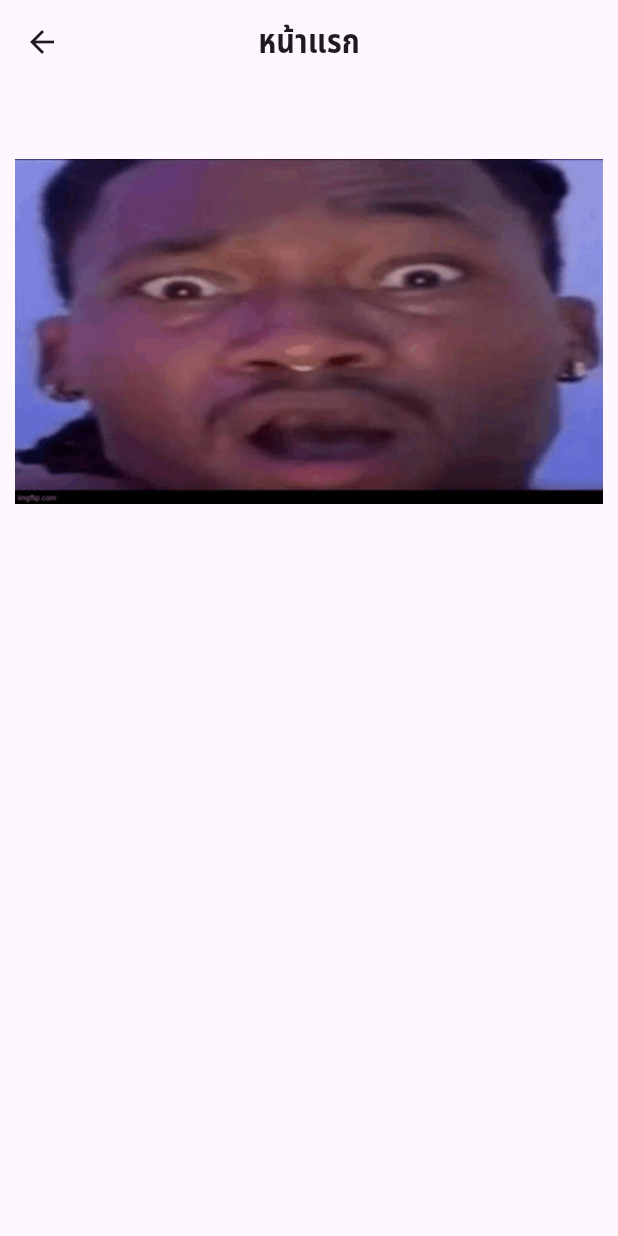
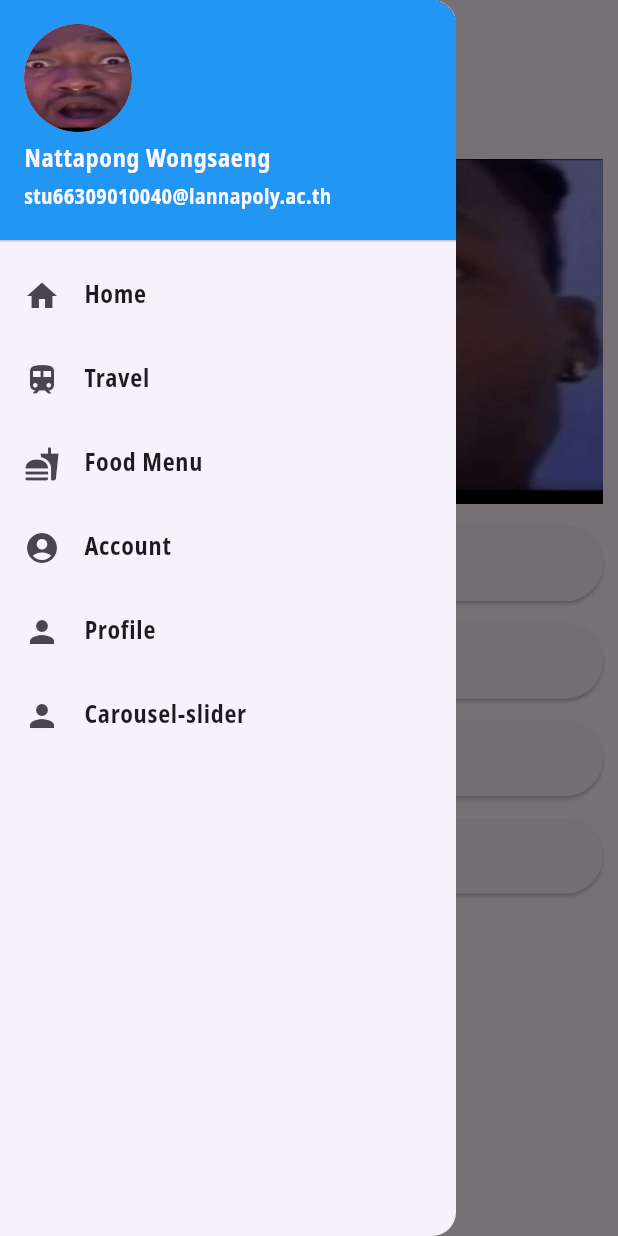
Before and after one commit to MickeyNice325/Foolwork30901-2109, a Flutter app: the HomeScreen screen opened directly, with the side drawer open (before the commit the screen has no drawer), on a phone screen of 412 x 824 dp. Run offline on Flutter 3.47's test engine with Material 3 defaults, Android fonts, the phone set to English and light mode, and no system bars; our stand-ins replace carousel_slider, google_nav_bar.

Commit message:
06/01/2568

```diff
--- /dev/null
+++ b/lib/Drawer.dart
@@ -0,0 +1,155 @@
+import 'package:flutter/material.dart';
+import 'package:flutter_application_1/screen/accountpage.dart';
+// import 'package:flutter_application_1/main.dart';
+import 'package:flutter_application_1/screen/foodmenupage.dart';
+import 'package:flutter_application_1/screen/home.dart';
+import 'package:flutter_application_1/screen/profile.dart';
+import 'package:flutter_application_1/screen/travel.dart';
+import 'package:flutter_application_1/screen/carousel-slider.dart';
+class CustomDrawer extends StatefulWidget {
+  const CustomDrawer({super.key});
+
+  @override
+  State<CustomDrawer> createState() => _CustomDrawerState();
+}
+
+class _CustomDrawerState extends State<CustomDrawer> {
+  @override
+  Widget build(BuildContext context) {
+    return Drawer(
+      child: ListView(
+        padding: EdgeInsets.zero,
+        children: [
+          const UserAccountsDrawerHeader(
+            decoration: BoxDecoration(color: Colors.blue),
+            accountName: Text(
+              "Nattapong Wongsaeng",
+              style: TextStyle(
+                fontWeight: FontWeight.bold,
+              ),
+            ),
+            accountEmail: Text(
+              "stu66309010040@lannapoly.ac.th",
+              style: TextStyle(
+                fontWeight: FontWeight.bold,
+              ),
+            ),
+            currentAccountPicture: CircleAvatar(
+              radius: 50,
+              backgroundImage: AssetImage("asset/images/ambatukam.png"),
+            ),
+          ),
+          ListTile(
+            leading: const Icon(Icons.home),
+            title: const Text('Home'),
+            onTap: () {
+              Navigator.push(
+                context,
+                MaterialPageRoute(builder: (context) => const HomeScreen()),
+              );
+            },
+          ),
+          ListTile(
+            leading: const Icon(Icons.train),
+            title: const Text('Travel'),
+            onTap: () {
+              Navigator.push(
+                context,
+                MaterialPageRoute(builder: (context) => const travel()),
+              );
+            },
+          ),
+          ListTile(
+            leading: const Icon(Icons.fastfood),
+            title: const Text('Food Menu'),
+            onTap: () {
+              Navigator.push(
+                context,
+                MaterialPageRoute(builder: (context) => const MyfoodPage()),
+              );
+            },
+          ),
+          ListTile(
+            leading: const Icon(Icons.account_circle),
+            title: const Text('Account'),
+            onTap: () {
+              Navigator.push(
+                context,
+                MaterialPageRoute(builder: (context) => const Myaccountpage()),
+              );
+            },
+          ),
+          ListTile(
+            leading: const Icon(Icons.person),
+            title: const Text('Profile'),
+            onTap: () {
+              Navigator.push(
+                context,
+                MaterialPageRoute(builder: (context) => const Profile()),
+              );
+            },
+          ),
+            ListTile(
+            leading: const Icon(Icons.person),
+            title: const Text('Carousel-slider'),
+            onTap: () {
+              Navigator.push(
+                context,
+                MaterialPageRoute(builder: (context) => const MyCarouselSlider()),
+              );
+            },
+          ),
+        ],
+      ),
+    );
+  }
+}
+
+// Define simple widgets for each page to avoid navigation errors
+class TravelPage extends StatelessWidget {
+  const TravelPage({super.key});
+
+  @override
+  Widget build(BuildContext context) {
+    return Scaffold(
+      appBar: AppBar(title: const Text('Travel Page')),
+      body: const Center(child: Text('Welcome to the Travel Page')),
+    );
+  }
+}
+
+class FoodMenuPage extends StatelessWidget {
+  const FoodMenuPage({super.key});
+
+  @override
+  Widget build(BuildContext context) {
+    return Scaffold(
+      appBar: AppBar(title: const Text('Food Menu Page')),
+      body: const Center(child: Text('Welcome to the Food Menu Page')),
+    );
+  }
+}
+
+class AccountPage extends StatelessWidget {
+  const AccountPage({super.key});
+
+  @override
+  Widget build(BuildContext context) {
+    return Scaffold(
+      appBar: AppBar(title: const Text('Account Page')),
+      body: const Center(child: Text('Welcome to the Account Page')),
+    );
+  }
+}
+
+class ProfilePage extends StatelessWidget {
+  const ProfilePage({super.key});
+
+  @override
+  Widget build(BuildContext context) {
+    return Scaffold(
+      appBar: AppBar(title: const Text('Profile Page')),
+      body: const Center(child: Text('Welcome to the Profile Page')),
+    );
+  }
+}
--- a/lib/screen/home.dart
+++ b/lib/screen/home.dart
@@ -1,8 +1,5 @@
 import 'package:flutter/material.dart';
-// import 'package:flutter_application_1/screen/accountpage.dart';
-// import 'package:flutter_application_1/screen/foodmenupage.dart';
-// import 'package:flutter_application_1/screen/profile.dart';
-// import 'package:flutter_application_1/screen/travel.dart';
+import 'package:flutter_application_1/Drawer.dart'; // ใช้ Drawer ที่สร้างไว้
 
 class HomeScreen extends StatelessWidget {
   const HomeScreen({super.key});
@@ -14,10 +11,12 @@ class HomeScreen extends StatelessWidget {
         title: Text("หน้าแรก"),
         centerTitle: true,
       ),
+      drawer: const CustomDrawer(), // ใส่ Drawer ที่สร้างไว้
       body: Padding(
         padding: const EdgeInsets.fromLTRB(10, 50, 10, 0),
         child: SingleChildScrollView(
-            child: Column(children: [
+          child: Column(
+            children: [
               Image.asset(
                 "asset/images/ambatukam.png",
                 width: 500,
@@ -25,90 +24,96 @@ class HomeScreen extends StatelessWidget {
               SizedBox(
                 height: 15,
               ),
-              // SizedBox(
-              //   width: double.infinity,
-              //   height: 50,
-              //   child: ElevatedButton.icon(
-              //     onPressed: () {
-              //       Navigator.push(context, MaterialPageRoute(
-              //         builder: (context) {
-              //           return MyfoodPage();
-              //         },
-              //       ));
-              //     },
-              //     icon: Icon(Icons.menu),
-              //     label: Text(
-              //       "MENU",
-              //       style: TextStyle(fontSize: 20,fontFamily: 'UNOWNFONT'),
-              //     ),
-              //   ),
-              // ),
-              // SizedBox(
-              //   height: 15,
-              // ),
-              // SizedBox(
-              //   width: double.infinity,
-              //   height: 50,
-              //   child: ElevatedButton.icon(
-              //     onPressed: () {
-              //       Navigator.push(context, MaterialPageRoute(
-              //         builder: (context) {
-              //           return Myaccountpage();
-              //         },
-              //       ));
-              //     },
-              //     icon: Icon(Icons.account_balance),
-              //     label: Text(
-              //       "บัญชีรายรับรายจ่าย",
-              //       style: TextStyle(fontSize: 20),
-              //     ),
-              //   ),
-              // ),
-              //               SizedBox(
-              //   height: 15,
-              // ),
-              // SizedBox(
-              //   width: double.infinity,
-              //   height: 50,
-              //   child: ElevatedButton.icon(
-              //     onPressed: () {
-              //       Navigator.push(context, MaterialPageRoute(
-              //         builder: (context) {
-              //           return Profile();
-              //         },
-              //       ));
-              //     },
-              //     icon: Icon(Icons.account_circle_outlined),
-              //     label: Text(
-              //       "ผู้จัดทำ",
-              //       style: TextStyle(fontSize: 20),
-              //     ),
-              //   ),
-              // ),
-              // SizedBox(
-              //   height: 15,
-              // ),
-              // SizedBox(
-              //   width: double.infinity,
-              //   height: 50,
-              //   child: ElevatedButton.icon(
-              //     onPressed: () {
-              //       Navigator.push(context, MaterialPageRoute(
-              //         builder: (context) {
-              //           return travel();
-              //         },
-              //       ));
-              //     },
-              //     icon: Icon(Icons.account_circle_outlined),
-              //     label: Text(
-              //       "ท่องเที่ยว",
-              //       style: TextStyle(fontSize: 20),
-              //     ),
-              //   ),
-              // )
-
-            ]),
+              // ตัวอย่างปุ่มที่สามารถนำทางไปยังหน้าอื่นๆ
+              SizedBox(
+                width: double.infinity,
+                height: 50,
+                child: ElevatedButton.icon(
+                  onPressed: () {
+                    // เปลี่ยนเส้นทางไปหน้า Menu (MyfoodPage) หากไม่คอมเมนต์
+                    // Navigator.push(context, MaterialPageRoute(
+                    //   builder: (context) {
+                    //     return MyfoodPage();
+                    //   },
+                    // ));
+                  },
+                  icon: Icon(Icons.menu),
+                  label: Text(
+                    "MENU",
+                    style: TextStyle(fontSize: 20, fontFamily: 'UNOWNFONT'),
                   ),
-        ));
+                ),
+              ),
+              SizedBox(
+                height: 15,
+              ),
+              SizedBox(
+                width: double.infinity,
+                height: 50,
+                child: ElevatedButton.icon(
+                  onPressed: () {
+                    // นำทางไปหน้าบัญชีรายรับรายจ่าย (Myaccountpage)
+                    // Navigator.push(context, MaterialPageRoute(
+                    //   builder: (context) {
+                    //     return Myaccountpage();
+                    //   },
+                    // ));
+                  },
+                  icon: Icon(Icons.account_balance),
+                  label: Text(
+                    "บัญชีรายรับรายจ่าย",
+                    style: TextStyle(fontSize: 20),
+                  ),
+                ),
+              ),
+              SizedBox(
+                height: 15,
+              ),
+              SizedBox(
+                width: double.infinity,
+                height: 50,
+                child: ElevatedButton.icon(
+                  onPressed: () {
+                    // นำทางไปหน้าโปรไฟล์ (Profile)
+                    // Navigator.push(context, MaterialPageRoute(
+                    //   builder: (context) {
+                    //     return Profile();
+                    //   },
+                    // ));
+                  },
+                  icon: Icon(Icons.account_circle_outlined),
+                  label: Text(
+                    "ผู้จัดทำ",
+                    style: TextStyle(fontSize: 20),
+                  ),
+                ),
+              ),
+              SizedBox(
+                height: 15,
+              ),
+              SizedBox(
+                width: double.infinity,
+                height: 50,
+                child: ElevatedButton.icon(
+                  onPressed: () {
+                    // นำทางไปหน้าท่องเที่ยว (travel)
+                    // Navigator.push(context, MaterialPageRoute(
+                    //   builder: (context) {
+                    //     return travel();
+                    //   },
+                    // ));
+                  },
+                  icon: Icon(Icons.travel_explore),
+                  label: Text(
+                    "ท่องเที่ยว",
+                    style: TextStyle(fontSize: 20),
+                  ),
+                ),
+              ),
+            ],
+          ),
+        ),
+      ),
+    );
   }
 }
--- a/pubspec.yaml
+++ b/pubspec.yaml
@@ -37,6 +37,7 @@ dependencies:
   cupertino_icons: ^1.0.2
   intl: ^0.19.0
   google_nav_bar: ^5.0.7
+  carousel_slider: ^5.0.0
 
 dev_dependencies:
   flutter_test:
```
Also changed, not shown: lib/screen/carousel-slider.dart (added, +48 -0 lines), asset/images/Shrugging-Rat-meme-9.jpg (added), asset/images/mavin.jpg (added), asset/images/maxresdefault.jpg (added), pubspec.lock. Lines whose indentation alone changed are shown as unchanged.
